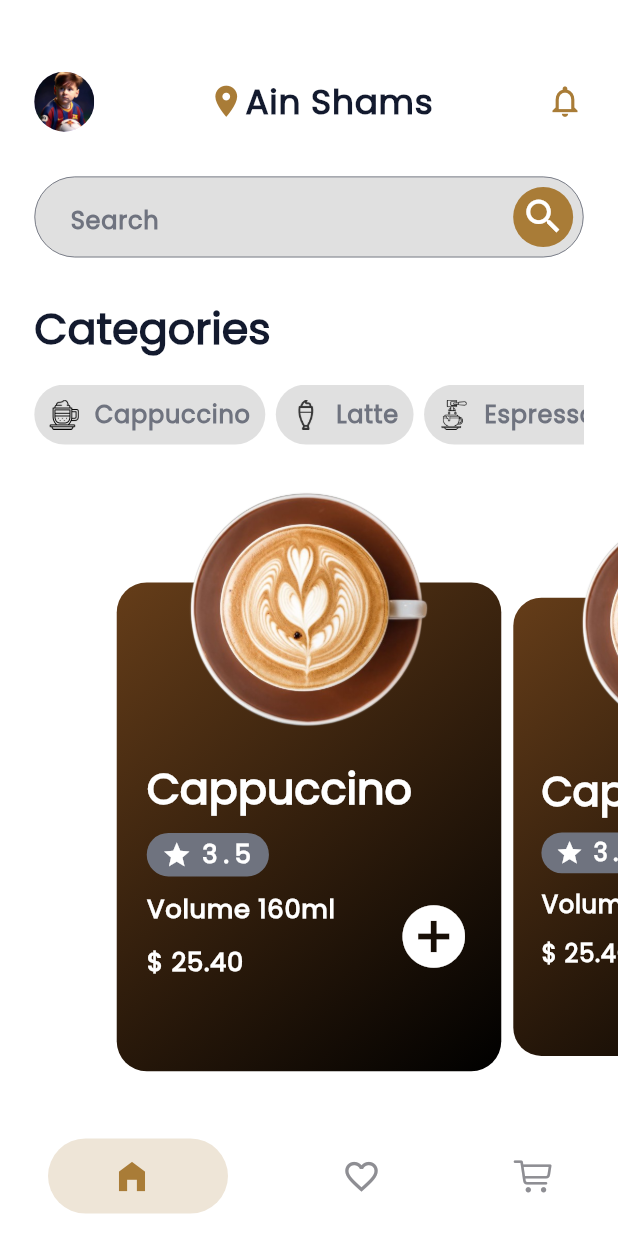
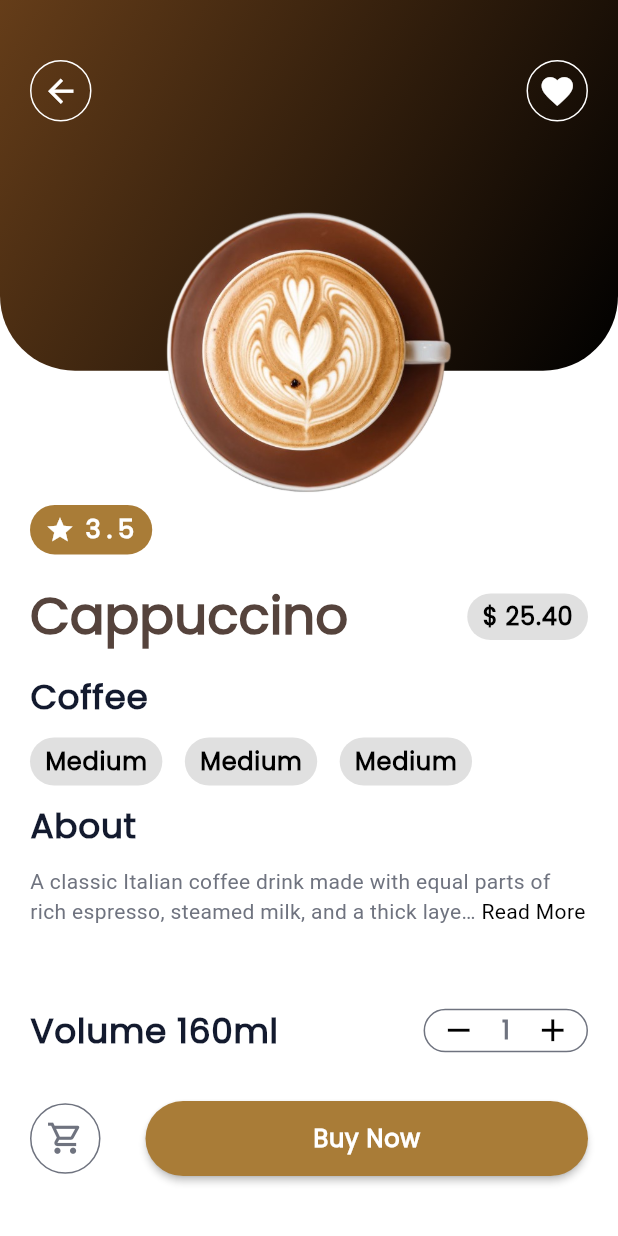
Before and after one commit to Mostafa-Salah10/Coffee-App, a Flutter app: the screen it shows after launch, on a phone screen of 412 x 824 dp. Run offline on Flutter 3.47's test engine with Material 3 defaults, Android fonts, the phone set to English and light mode, and no system bars; drawn by our look-alikes of carousel_slider, persistent_bottom_nav_bar, readmore; our stand-ins replace flutter_bloc, flutter_screenutil, fluttertoast, lottie.

Commit message:
finish cup details ui

```diff
--- a/lib/app/coffee_app.dart
+++ b/lib/app/coffee_app.dart
@@ -16,7 +16,7 @@ class CoffeeApp extends StatelessWidget {
             debugShowCheckedModeBanner: false,
             theme: AppTheme.themeData,
             onGenerateRoute: AppRouter.onGenerateRoute,
-            initialRoute: AppRoutes.bottomNavBarScreen,
+            initialRoute: AppRoutes.detailsCupScreen,
           ),
     );
   }
--- a/lib/core/routes/app_router.dart
+++ b/lib/core/routes/app_router.dart
@@ -2,6 +2,7 @@ import 'package:coffee_app/core/routes/app_routes.dart';
 import 'package:coffee_app/features/auth/presentation/screens/signin_view.dart';
 import 'package:coffee_app/features/auth/presentation/screens/signup_view.dart';
 import 'package:coffee_app/features/home/presentation/screens/bottom_nav_bar_view.dart';
+import 'package:coffee_app/features/home/presentation/screens/cup_details_view.dart';
 import 'package:coffee_app/features/onboarding/presentation/screens/onboarding_view.dart';
 import 'package:coffee_app/features/splash/presentation/screens/spalsh_view.dart';
 import 'package:flutter/material.dart';
@@ -19,6 +20,8 @@ abstract class AppRouter {
         return MaterialPageRoute(builder: (_) => const SignupView());
       case AppRoutes.bottomNavBarScreen:
         return MaterialPageRoute(builder: (_) => const BottomNavBarView());
+      case AppRoutes.detailsCupScreen:
+        return MaterialPageRoute(builder: (_) => const CupDetailsView());
 
       default:
         return MaterialPageRoute(builder: (_) => Container());
--- a/lib/core/routes/app_routes.dart
+++ b/lib/core/routes/app_routes.dart
@@ -4,4 +4,5 @@ abstract class AppRoutes {
   static const String signInScreen = "/signInScreen";
   static const String signUpScreen = "/signUpScreen";
   static const String bottomNavBarScreen = "/bottomNavBarScreen";
+  static const String detailsCupScreen = "/detailsCupScreen";
 }
--- a/lib/core/utils/app_strings.dart
+++ b/lib/core/utils/app_strings.dart
@@ -24,4 +24,11 @@ abstract class AppStrings {
   static const String tea = 'Tea';
   static const String latte = 'Latte';
   static const String espresso = 'Espresso';
+  static const String coffee = 'Coffee';
+  static const String about = 'About';
+  static const String readMore = 'Read More';
+  static const String readLess = '...Read Less';
+  static const String buyNow = 'Buy Now';
+  static const String desc =
+      'A classic Italian coffee drink made with equal parts of rich espresso, steamed milk, and a thick layer of foamed milk. Cappuccino is known for its bold flavor and creamy texture';
 }
--- /dev/null
+++ b/lib/features/home/presentation/screens/cup_details_view.dart
@@ -0,0 +1,66 @@
+import 'package:coffee_app/core/utils/app_colors.dart';
+import 'package:coffee_app/core/utils/app_strings.dart';
+import 'package:coffee_app/features/home/presentation/widgets/cup_readmore_text_description.dart';
+import 'package:coffee_app/features/home/presentation/widgets/custom_cup_details_banar.dart';
+import 'package:coffee_app/features/home/presentation/widgets/custom_details_cup_footer.dart';
+import 'package:coffee_app/features/home/presentation/widgets/custom_rate_widget.dart';
+import 'package:coffee_app/features/home/presentation/widgets/custom_size_cup_widget.dart';
+import 'package:coffee_app/features/home/presentation/widgets/custom_text_container_widget.dart';
+import 'package:coffee_app/features/home/presentation/widgets/custom_volume_counter_widget.dart';
+import 'package:flutter/material.dart';
+
+class CupDetailsView extends StatelessWidget {
+  const CupDetailsView({super.key});
+
+  @override
+  Widget build(BuildContext context) {
+    return Scaffold(
+      body: Column(
+        crossAxisAlignment: CrossAxisAlignment.start,
+        children: [
+          CustomCupDetailsBanar(),
+          SizedBox(height: 30),
+          Padding(
+            padding: const EdgeInsets.symmetric(horizontal: 20),
+            child: Column(
+              crossAxisAlignment: CrossAxisAlignment.start,
+              children: [
+                CustomRateWidget(color: AppColors.arrowButton),
+                SizedBox(height: 10),
+                _getNamePriceWidget(context),
+                SizedBox(height: 15),
+                Text(
+                  AppStrings.coffee,
+                  style: Theme.of(context).textTheme.bodyLarge,
+                ),
+                SizedBox(height: 10),
+                CustomSizeCupWidget(),
+                SizedBox(height: 10),
+                Text(
+                  AppStrings.about,
+                  style: Theme.of(context).textTheme.bodyLarge,
+                ),
+                SizedBox(height: 10),
+                CupReadmoreTextDescription(text: AppStrings.desc),
+                SizedBox(height: 10),
+                CustomVolumeCounterWidget(),
+                SizedBox(height: 30),
+                CustomDetailsCupFooter(),
+              ],
+            ),
+          ),
+        ],
+      ),
+    );
+  }
+
+  Row _getNamePriceWidget(BuildContext context) {
+    return Row(
+      children: [
+        Text("Cappuccino", style: Theme.of(context).textTheme.headlineLarge),
+        Spacer(),
+        CustomTextContainerWidget(text: "\$ 25.40"),
+      ],
+    );
+  }
+}
--- a/lib/features/home/presentation/widgets/cup_carousel_slider.dart
+++ b/lib/features/home/presentation/widgets/cup_carousel_slider.dart
@@ -18,19 +18,23 @@ class CupCarouselSlider extends StatelessWidget {
             itemBuilder: (context, index, pageViewIndex) {
               return Container(
                 padding: const EdgeInsets.all(20),
-                decoration: BoxDecoration(
-                  borderRadius: BorderRadius.circular(20),
-                  gradient: const LinearGradient(
-                    begin: Alignment.topLeft,
-                    end: Alignment.bottomRight,
-                    colors: [AppColors.sliderColor, AppColors.black],
-                  ),
-                ),
+                decoration: _getContainerDecoraion(),
                 child: CustomCupStackWidget(),
               );
             },
           );
         },
+      ),
+    );
+  }
+
+  BoxDecoration _getContainerDecoraion() {
+    return BoxDecoration(
+      borderRadius: BorderRadius.circular(20),
+      gradient: const LinearGradient(
+        begin: Alignment.topLeft,
+        end: Alignment.bottomRight,
+        colors: [AppColors.sliderColor, AppColors.black],
       ),
     );
   }
--- /dev/null
+++ b/lib/features/home/presentation/widgets/cup_readmore_text_description.dart
@@ -0,0 +1,35 @@
+import 'package:coffee_app/core/utils/app_colors.dart';
+import 'package:coffee_app/core/utils/app_strings.dart';
+import 'package:flutter/material.dart';
+import 'package:readmore/readmore.dart';
+
+class CupReadmoreTextDescription extends StatelessWidget {
+  final String text;
+  const CupReadmoreTextDescription({super.key, required this.text});
+
+  @override
+  Widget build(BuildContext context) {
+    final size = MediaQuery.of(context).size;
+
+    return SizedBox(
+      width: double.infinity,
+      height: size.height * 0.1,
+      child: ListView(
+        padding: EdgeInsets.all(0),
+        children: [
+          ReadMoreText(
+            text,
+            trimLines: 2,
+            trimMode: TrimMode.Line,
+            trimCollapsedText: AppStrings.readMore,
+            trimExpandedText: AppStrings.readLess,
+            moreStyle: TextStyle(color: AppColors.black),
+            lessStyle: TextStyle(color: AppColors.black),
+            style: TextStyle(color: AppColors.ligthGray),
+          ),
+          SizedBox(height: 50),
+        ],
+      ),
+    );
+  }
+}
--- a/lib/features/home/presentation/widgets/custom_cup_data_widget.dart
+++ b/lib/features/home/presentation/widgets/custom_cup_data_widget.dart
@@ -1,29 +1,21 @@
 import 'package:flutter/material.dart';
 
 class CustomCupDataWidget extends StatelessWidget {
-  const CustomCupDataWidget({
-    super.key,
-  });
+  const CustomCupDataWidget({super.key});
 
   @override
   Widget build(BuildContext context) {
     return Row(
       mainAxisAlignment: MainAxisAlignment.spaceBetween,
+      crossAxisAlignment: CrossAxisAlignment.end,
+
       children: [
         Column(
           crossAxisAlignment: CrossAxisAlignment.start,
           children: [
-            Text(
-              "Volume 160ml",
-              style:
-                  Theme.of(context).textTheme.labelSmall,
-            ),
+            Text("Volume 160ml", style: Theme.of(context).textTheme.labelSmall),
             SizedBox(height: 10),
-            Text(
-              "\$ 25.40",
-              style:
-                  Theme.of(context).textTheme.labelSmall,
-            ),
+            Text("\$ 25.40", style: Theme.of(context).textTheme.labelSmall),
           ],
         ),
 
--- /dev/null
+++ b/lib/features/home/presentation/widgets/custom_cup_details_banar.dart
@@ -0,0 +1,68 @@
+import 'package:coffee_app/core/utils/app_colors.dart';
+import 'package:coffee_app/core/utils/assets.dart';
+import 'package:coffee_app/features/home/presentation/widgets/custom_rounded_icon_appbar.dart';
+import 'package:flutter/material.dart';
+
+class CustomCupDetailsBanar extends StatelessWidget {
+  const CustomCupDetailsBanar({super.key});
+
+  @override
+  Widget build(BuildContext context) {
+    final size = MediaQuery.of(context).size;
+
+    return SizedBox(
+      width: double.infinity,
+      height: size.height * 0.36,
+      child: Align(
+        alignment: Alignment.topCenter,
+        child: Container(
+          height: size.height * 0.30,
+          padding: EdgeInsets.symmetric(vertical: 40, horizontal: 20),
+          width: double.infinity,
+          decoration: _getContainerDecoraion(),
+          child: Stack(
+            clipBehavior: Clip.none,
+            children: [_getAppBarCup(), _getStackImage()],
+          ),
+        ),
+      ),
+    );
+  }
+
+  Row _getAppBarCup() {
+    return Row(
+      children: [
+        CustomRoundedIconAppBar(icon: Icons.arrow_back),
+        Spacer(),
+        CustomRoundedIconAppBar(icon: Icons.favorite),
+      ],
+    );
+  }
+
+  Positioned _getStackImage() {
+    return Positioned(
+      bottom: -270 / 2,
+      left: 0,
+      right: 0,
+      child: SizedBox(
+        height: 210,
+        width: 210,
+        child: Image.asset(Assets.assetsImagesCoffeeNew, fit: BoxFit.contain),
+      ),
+    );
+  }
+
+  BoxDecoration _getContainerDecoraion() {
+    return BoxDecoration(
+      borderRadius: BorderRadius.only(
+        bottomLeft: Radius.circular(50),
+        bottomRight: Radius.circular(50),
+      ),
+      gradient: const LinearGradient(
+        begin: Alignment.topLeft,
+        end: Alignment.bottomRight,
+        colors: [AppColors.sliderColor, AppColors.black],
+      ),
+    );
+  }
+}
--- /dev/null
+++ b/lib/features/home/presentation/widgets/custom_details_cup_footer.dart
@@ -0,0 +1,42 @@
+import 'package:coffee_app/core/utils/app_colors.dart';
+import 'package:coffee_app/core/utils/app_strings.dart';
+import 'package:coffee_app/features/home/presentation/widgets/custom_rounded_icon_appbar.dart';
+import 'package:flutter/material.dart';
+
+class CustomDetailsCupFooter extends StatelessWidget {
+  const CustomDetailsCupFooter({super.key});
+
+  @override
+  Widget build(BuildContext context) {
+    return Row(
+      children: [
+        CustomRoundedIconAppBar(
+          icon: Icons.shopping_cart_outlined,
+          color: AppColors.ligthGray,
+          padding: 10,
+        ),
+        SizedBox(width: 30),
+        Expanded(
+          child: _getBuyButton(context),
+        ),
+      ],
+    );
+  }
+
+  MaterialButton _getBuyButton(BuildContext context) {
+    return MaterialButton(
+          onPressed: () {},
+          color: AppColors.arrowButton,
+          height: 50,
+          shape: RoundedRectangleBorder(
+            borderRadius: BorderRadius.circular(30),
+          ),
+          child: Text(
+            AppStrings.buyNow,
+            style: Theme.of(
+              context,
+            ).textTheme.labelMedium!.copyWith(color: AppColors.white),
+          ),
+        );
+  }
+}
--- a/lib/features/home/presentation/widgets/custom_rate_widget.dart
+++ b/lib/features/home/presentation/widgets/custom_rate_widget.dart
@@ -2,20 +2,16 @@ import 'package:coffee_app/core/utils/app_colors.dart';
 import 'package:flutter/material.dart';
 
 class CustomRateWidget extends StatelessWidget {
-  const CustomRateWidget({
-    super.key,
-  });
+  const CustomRateWidget({super.key, this.color = AppColors.ligthGray});
+  final Color color;
 
   @override
   Widget build(BuildContext context) {
     return Container(
       margin: EdgeInsets.symmetric(vertical: 10),
-      padding: EdgeInsets.symmetric(
-        horizontal: 10,
-        vertical: 3,
-      ),
+      padding: EdgeInsets.symmetric(horizontal: 10, vertical: 5),
       decoration: BoxDecoration(
-        color: AppColors.ligthGray,
+        color: color,
         borderRadius: BorderRadius.circular(20),
       ),
       child: Row(
@@ -25,10 +21,9 @@ class CustomRateWidget extends StatelessWidget {
           SizedBox(width: 5),
           Text(
             "3.5",
-            style: Theme.of(context)
-                .textTheme
-                .headlineSmall!
-                .copyWith(color: AppColors.white),
+            style: Theme.of(
+              context,
+            ).textTheme.headlineSmall!.copyWith(color: AppColors.white),
           ),
         ],
       ),
--- /dev/null
+++ b/lib/features/home/presentation/widgets/custom_rounded_icon_appbar.dart
@@ -0,0 +1,28 @@
+import 'package:coffee_app/core/utils/app_colors.dart';
+import 'package:flutter/material.dart';
+
+class CustomRoundedIconAppBar extends StatelessWidget {
+  const CustomRoundedIconAppBar({
+    super.key,
+    required this.icon,
+    this.padding = 7,
+    this.color = AppColors.white,
+  });
+
+  final IconData icon;
+
+  final double padding;
+  final Color color;
+
+  @override
+  Widget build(BuildContext context) {
+    return Container(
+      padding: EdgeInsets.all(padding),
+      decoration: BoxDecoration(
+        border: Border.all(color: color),
+        shape: BoxShape.circle,
+      ),
+      child: Icon(icon, color: color),
+    );
+  }
+}
--- /dev/null
+++ b/lib/features/home/presentation/widgets/custom_size_cup_widget.dart
@@ -0,0 +1,25 @@
+import 'package:coffee_app/features/home/presentation/widgets/custom_text_container_widget.dart';
+import 'package:flutter/material.dart';
+
+class CustomSizeCupWidget extends StatelessWidget {
+  const CustomSizeCupWidget({
+    super.key,
+  });
+
+  @override
+  Widget build(BuildContext context) {
+    return SizedBox(
+      height: 32,
+      width: double.infinity,
+      child: ListView.separated(
+        scrollDirection: Axis.horizontal,
+        physics: const BouncingScrollPhysics(),
+        itemCount: 3,
+        separatorBuilder: (context, index) => SizedBox(width: 15),
+        itemBuilder:
+            (context, index) =>
+                CustomTextContainerWidget(text: "Medium"),
+      ),
+    );
+  }
+}
--- /dev/null
+++ b/lib/features/home/presentation/widgets/custom_text_container_widget.dart
@@ -0,0 +1,28 @@
+import 'package:coffee_app/core/utils/app_colors.dart';
+import 'package:flutter/material.dart';
+
+class CustomTextContainerWidget extends StatelessWidget {
+  const CustomTextContainerWidget({super.key, required this.text});
+
+  final String text;
+
+  @override
+  Widget build(BuildContext context) {
+    return Container(
+      padding: EdgeInsets.symmetric(horizontal: 10, vertical: 5),
+      decoration: BoxDecoration(
+        color: AppColors.specialBlack,
+        borderRadius: BorderRadius.circular(20),
+      ),
+
+      child: Center(
+        child: Text(
+          text,
+          style: Theme.of(
+            context,
+          ).textTheme.labelMedium!.copyWith(color: AppColors.black),
+        ),
+      ),
+    );
+  }
+}
--- /dev/null
+++ b/lib/features/home/presentation/widgets/custom_volume_counter_widget.dart
@@ -0,0 +1,47 @@
+import 'package:coffee_app/core/utils/app_colors.dart';
+import 'package:flutter/material.dart';
+
+class CustomVolumeCounterWidget extends StatelessWidget {
+  const CustomVolumeCounterWidget({
+    super.key,
+  });
+
+  @override
+  Widget build(BuildContext context) {
+    return Row(
+      children: [
+        Text(
+          "Volume 160ml",
+          style: Theme.of(context).textTheme.bodyLarge,
+        ),
+        Spacer(),
+        Container(
+          padding: EdgeInsets.symmetric(
+            horizontal: 10,
+            vertical: 1,
+          ),
+          decoration: BoxDecoration(
+            borderRadius: BorderRadius.circular(30),
+            border: Border.all(color: AppColors.ligthGray),
+          ),
+          child: _getCounterWidget(context),
+        ),
+      ],
+    );
+  }
+
+  Row _getCounterWidget(BuildContext context) {
+    return Row(
+          children: [
+            Icon(Icons.remove, color: AppColors.black),
+            SizedBox(width: 16),
+            Text(
+              "1",
+              style: Theme.of(context).textTheme.labelMedium,
+            ),
+            SizedBox(width: 16),
+            Icon(Icons.add, color: AppColors.black),
+          ],
+        );
+  }
+}
--- a/pubspec.yaml
+++ b/pubspec.yaml
@@ -16,6 +16,7 @@ dependencies:
   fluttertoast: ^8.2.12
   lottie: ^3.3.1
   persistent_bottom_nav_bar: ^6.2.1
+  readmore: ^3.0.0
 
 dev_dependencies:
   flutter_lints: ^5.0.0
```
Also changed, not shown: pubspec.lock.
